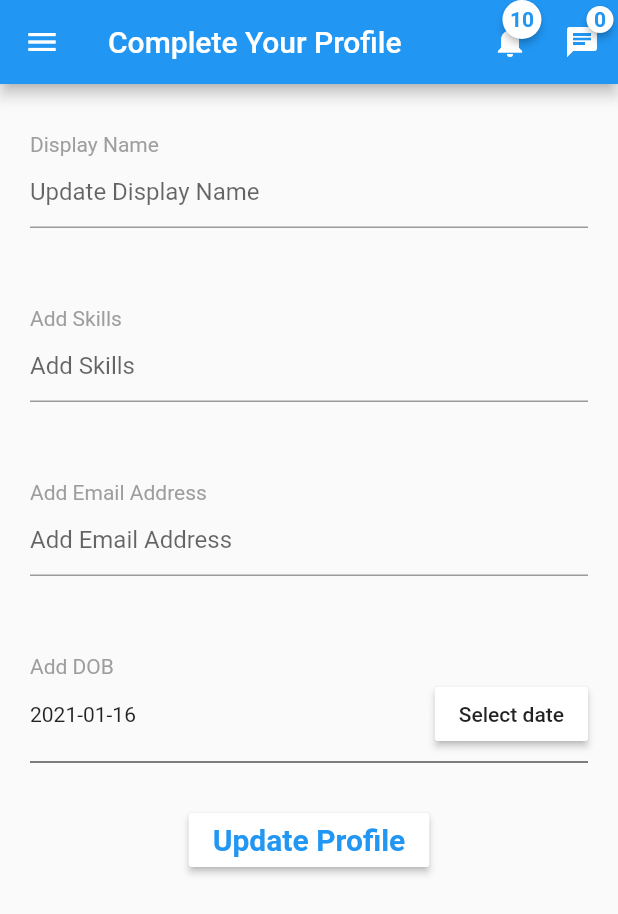
After one commit to shadsheikh/JobIn, a Flutter app: the CompleteProfile screen opened directly, on a phone screen of 412 x 824 dp. The commit adds this screen. Shown: the top 914 px of the screen. Run offline on Flutter 3.47's test engine with Material 2 defaults, Android fonts, the phone set to English and light mode, and no system bars; drawn by our look-alikes of badges; our stand-ins replace connectivity, font_awesome_flutter; missing offline and left inert: flappy_search_bar.

Commit message:
employer complete profile

```diff
--- /dev/null
+++ b/lib/p6_11_Employer_CompleteProfile.dart
@@ -0,0 +1,142 @@
+import 'package:flutter/material.dart';
+
+import 'p6_Employer_chat_icon.dart';
+import 'p6_Employer_drawer.dart';
+import 'p6_Employer_notification_icon.dart';
+
+class CompleteProfile extends StatefulWidget {
+  @override
+  _CompleteProfileState createState() => _CompleteProfileState();
+}
+
+class _CompleteProfileState extends State<CompleteProfile> {
+  DateTime selectedDate= DateTime.now();
+  Future<void> _selectDate(BuildContext context) async {
+    final DateTime picked = await showDatePicker(
+        context: context,
+        initialDate: selectedDate,
+        firstDate: DateTime(1910, 1),
+        lastDate: DateTime.now());
+    if (picked != null && picked != selectedDate)
+      setState(() {
+        selectedDate = picked;
+      });
+  }
+
+  @override
+  Widget build(BuildContext context) {
+    return Scaffold(
+      resizeToAvoidBottomInset: false,
+      appBar: AppBar(
+        actions: <Widget>[
+          AppNotification(),
+          Chat(),
+        ],
+        title: Text('Complete Your Profile'),
+      ),
+      drawer: EmployerDrawer(),
+      body: SingleChildScrollView(
+        child: Column(
+          children: [
+            Padding(
+                padding: const EdgeInsets.all(20.0),
+                child: Column(
+                  crossAxisAlignment: CrossAxisAlignment.start,
+                  children: <Widget>[
+                    Padding(
+                        padding: EdgeInsets.only(top: 12.0),
+                        child: Text(
+                          "Display Name",
+                          style: TextStyle(color: Colors.grey),
+                        )),
+                    TextField(
+                      //controller: displayNameController,
+                      decoration: InputDecoration(
+                        hintText: "Update Display Name",
+                        //errorText: _displayNameValid ? null : "Display Name too short",
+                      ),
+                    )
+                  ],
+                )),
+            Padding(
+                padding: const EdgeInsets.all(20.0),
+                child: Column(
+                  crossAxisAlignment: CrossAxisAlignment.start,
+                  children: <Widget>[
+                    Padding(
+                        padding: EdgeInsets.only(top: 12.0),
+                        child: Text(
+                          "Add Skills ",
+                          style: TextStyle(color: Colors.grey),
+                        )),
+                    TextField(
+                      //controller: displayNameController,
+                      decoration: InputDecoration(
+                        hintText: "Add Skills",
+                        //errorText: _displayNameValid ? null : "Display Name too short",
+                      ),
+                    )
+                  ],
+                )),
+            Padding(
+                padding: const EdgeInsets.all(20.0),
+                child: Column(
+                  crossAxisAlignment: CrossAxisAlignment.start,
+                  children: <Widget>[
+                    Padding(
+                        padding: EdgeInsets.only(top: 12.0),
+                        child: Text(
+                          "Add Email Address",
+                          style: TextStyle(color: Colors.grey),
+                        )),
+                    TextField(
+                      //controller: displayNameController,
+                      decoration: InputDecoration(
+                        hintText: "Add Email Address",
+                        //errorText: _displayNameValid ? null : "Display Name too short",
+                      ),
+                    )
+                  ],
+                )),
+            Padding(
+              padding: const EdgeInsets.all(20.0),
+              child: Column(
+                crossAxisAlignment: CrossAxisAlignment.start,
+                children: [
+                  Padding(
+                    padding: const EdgeInsets.only(top:12.0),
+                    child: Text('Add DOB',style: TextStyle(color: Colors.grey),),
+                  ),
+                  Row(
+                    mainAxisAlignment: MainAxisAlignment.spaceBetween,
+                    children: [
+                      Text("${selectedDate.toLocal()}".split(' ')[0]),
+                      RaisedButton(
+                        color: Colors.white,
+                        onPressed: () => _selectDate(context),
+                        child: Text('Select date'),
+                      ),
+                    ],
+                  ),
+                  Divider(color: Colors.black,),
+                ],
+              ),
+            ),
+            RaisedButton(
+              color: Colors.white,
+              onPressed: () {},
+              child: Text(
+                "Update Profile",
+                style: TextStyle(
+                  color: Theme.of(context).primaryColor,
+                  fontSize: 20.0,
+                  fontWeight: FontWeight.bold,
+                ),
+              ),
+            ),
+          ],
+        ),
+      ),
+    );
+  }
+}
```
Also changed, not shown: lib/p6_5_Employer_change_name.dart (deleted, +0 -28 lines), lib/p6_7_Employer_Complete_Pro.dart (deleted, +0 -27 lines), lib/p6_Employer_drawer.dart (+4 -22 lines).
